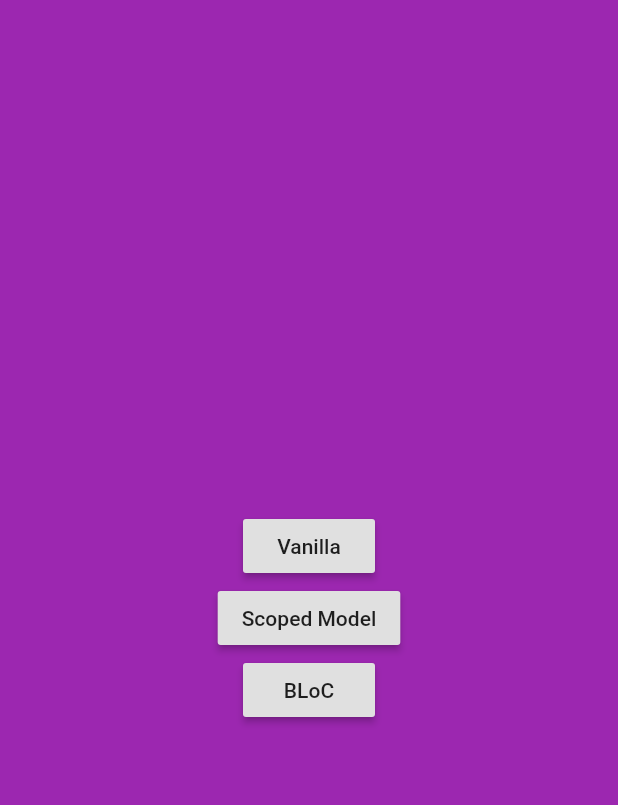
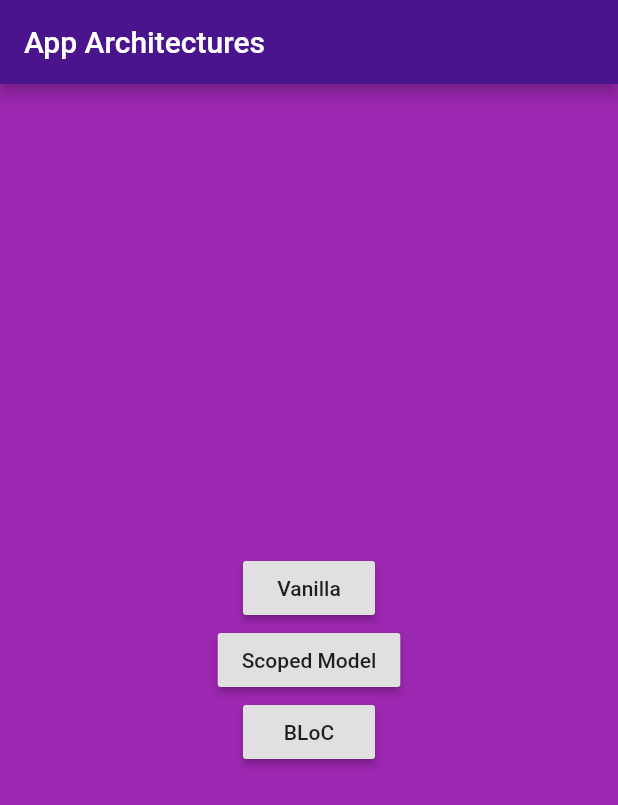
Before and after one commit to FrancaTM/app-architecture-101, a Flutter app: the screen it shows after launch, on a phone screen of 412 x 824 dp. Shown: the top 805 px of the screen. Run offline on Flutter 3.47's test engine with Material 2 defaults, Android fonts, the phone set to English and light mode, and no system bars; accounts and stored records are empty.

Commit message:
just some refactoring

```diff
--- a/lib/repository.dart
+++ b/lib/data/repository.dart
@@ -1,3 +1,5 @@
+import 'dart:async';
+
 import 'user.dart';
 
 class Repository {
--- a/lib/user.dart
+++ b/lib/data/user.dart
@@ -1,4 +1,4 @@
-import 'package:flutter/material.dart';
+import 'package:meta/meta.dart';
 
 class User {
   final String name;
--- a/lib/main.dart
+++ b/lib/main.dart
@@ -1,9 +1,9 @@
 import 'package:flutter/material.dart';
 
-import 'repository.dart';
-import 'user_bloc_screen.dart';
-import 'vanilla_screen.dart';
-import 'user_model_screen.dart';
+import 'package:app_architecture_101/data/repository.dart';
+import 'package:app_architecture_101/screens/bloc/user_bloc_screen.dart';
+import 'package:app_architecture_101/screens/vanilla/vanilla_screen.dart';
+import 'package:app_architecture_101/screens/scoped_model/user_model_screen.dart';
 
 void main() {
   runApp(
@@ -14,11 +14,27 @@ void main() {
 }
 
 class MyApp extends StatelessWidget {
-  final Repository _repository = Repository();
+  @override
+  Widget build(BuildContext context) {
+    return MaterialApp(
+      title: 'App Architectures',
+      home: HomePage(Repository()),
+    );
+  }
+}
+
+class HomePage extends StatelessWidget {
+  final Repository _repository;
+
+  HomePage(this._repository);
 
   @override
   Widget build(BuildContext context) {
     return Scaffold(
+      appBar: AppBar(
+        backgroundColor: Colors.purple.shade900,
+        title: Text('App Architectures'),
+      ),
       backgroundColor: Colors.purple,
       body: SafeArea(
         child: Center(
@@ -28,34 +44,19 @@ class MyApp extends StatelessWidget {
             children: <Widget>[
               RaisedButton(
                 onPressed: () {
-                  Navigator.push(
-                    context,
-                    MaterialPageRoute(
-                      builder: (context) => VanillaScreen(_repository),
-                    ),
-                  );
+                  _openVanilla(context);
                 },
                 child: Text('Vanilla'),
               ),
               RaisedButton(
                 onPressed: () {
-                  Navigator.push(
-                    context,
-                    MaterialPageRoute(
-                      builder: (context) => UserModelScreen(_repository),
-                    ),
-                  );
+                  _openScopedModel(context);
                 },
                 child: Text('Scoped Model'),
               ),
               RaisedButton(
                 onPressed: () {
-                  Navigator.push(
-                    context,
-                    MaterialPageRoute(
-                      builder: (context) => UserBlocScreen(_repository),
-                    ),
-                  );
+                  _openBloc(context);
                 },
                 child: Text('BLoC'),
               ),
@@ -65,4 +66,31 @@ class MyApp extends StatelessWidget {
       ),
     );
   }
+
+  void _openVanilla(BuildContext context) {
+    Navigator.push(
+      context,
+      MaterialPageRoute(
+        builder: (context) => VanillaScreen(_repository),
+      ),
+    );
+  }
+
+  void _openScopedModel(BuildContext context) {
+    Navigator.push(
+      context,
+      MaterialPageRoute(
+        builder: (context) => UserModelScreen(_repository),
+      ),
+    );
+  }
+
+  void _openBloc(BuildContext context) {
+    Navigator.push(
+      context,
+      MaterialPageRoute(
+        builder: (context) => UserBlocScreen(_repository),
+      ),
+    );
+  }
 }
--- a/lib/user_bloc.dart
+++ b/lib/screens/bloc/user_bloc.dart
@@ -1,7 +1,7 @@
 import 'dart:async';
 
-import 'repository.dart';
-import 'user.dart';
+import 'package:app_architecture_101/data/repository.dart';
+import 'package:app_architecture_101/data/user.dart';
 
 class UserBloc {
   final Repository _repository;
--- a/lib/user_bloc_screen.dart
+++ b/lib/screens/bloc/user_bloc_screen.dart
@@ -1,7 +1,7 @@
 import 'package:flutter/material.dart';
 
-import 'repository.dart';
-import 'user.dart';
+import 'package:app_architecture_101/data/repository.dart';
+import 'package:app_architecture_101/data/user.dart';
 import 'user_bloc.dart';
 
 class UserBlocScreen extends StatefulWidget {
--- a/lib/user_model.dart
+++ b/lib/screens/scoped_model/user_model.dart
@@ -2,8 +2,8 @@ import 'package:flutter/material.dart';
 
 import 'package:scoped_model/scoped_model.dart';
 
-import 'repository.dart';
-import 'user.dart';
+import 'package:app_architecture_101/data/repository.dart';
+import 'package:app_architecture_101/data/user.dart';
 
 class UserModel extends Model {
   final Repository _repository;
--- a/lib/user_model_screen.dart
+++ b/lib/screens/scoped_model/user_model_screen.dart
@@ -2,7 +2,7 @@ import 'package:flutter/material.dart';
 
 import 'package:scoped_model/scoped_model.dart';
 
-import 'repository.dart';
+import 'package:app_architecture_101/data/repository.dart';
 import 'user_model.dart';
 
 class UserModelScreen extends StatefulWidget {
--- a/lib/vanilla_screen.dart
+++ b/lib/screens/vanilla/vanilla_screen.dart
@@ -1,7 +1,7 @@
 import 'package:flutter/material.dart';
 
-import 'repository.dart';
-import 'user.dart';
+import 'package:app_architecture_101/data/repository.dart';
+import 'package:app_architecture_101/data/user.dart';
 
 class VanillaScreen extends StatefulWidget {
   final Repository _repository;
```
